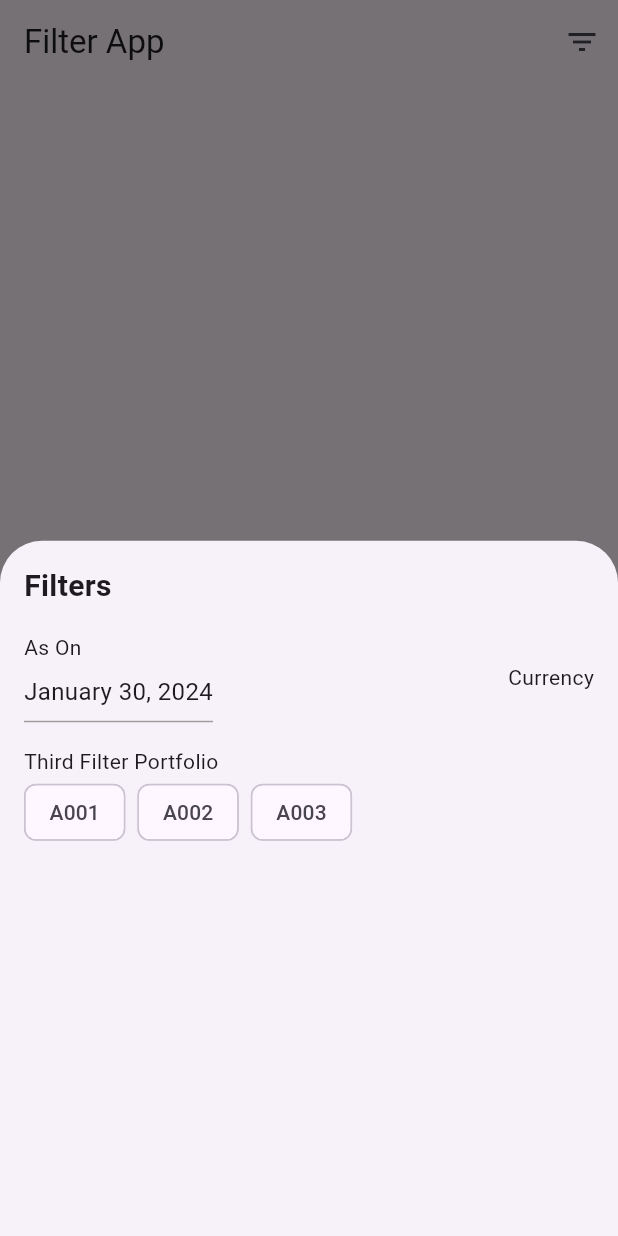
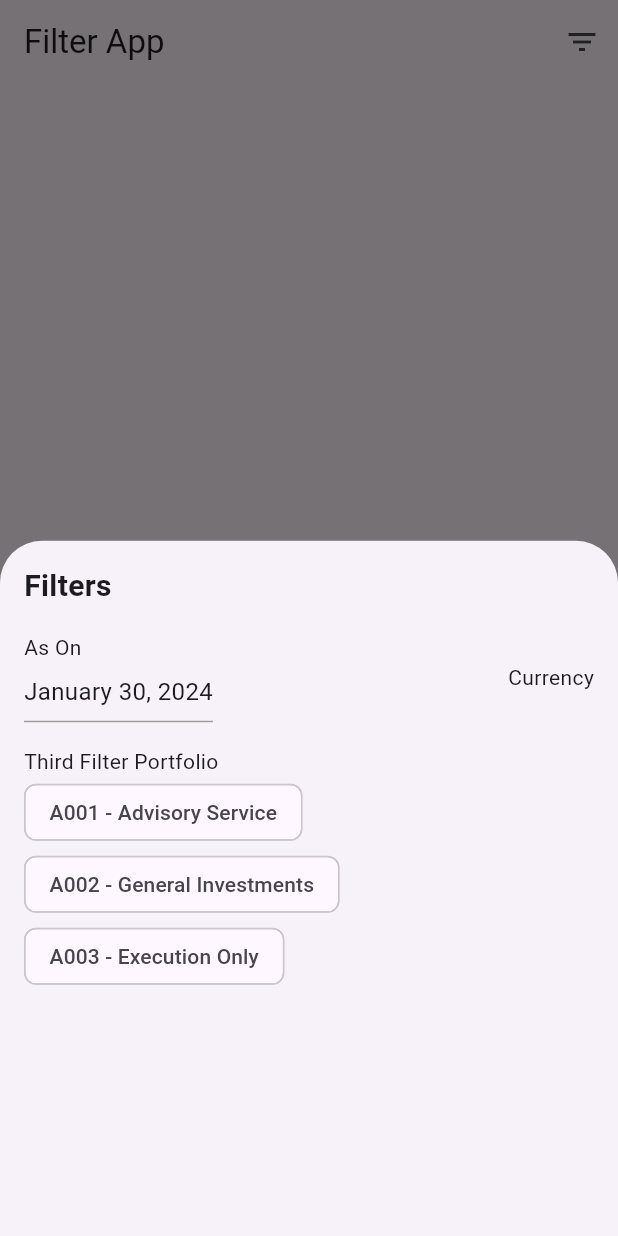
Before and after one commit to duckcommit/featuretestapp, a Flutter app: the screen it shows after launch, after a tap on the "filter list" icon, on a phone screen of 412 x 824 dp. Run offline on Flutter 3.47's test engine with Material 3 defaults, Android fonts, the phone set to English and light mode, and no system bars.

Commit message:
feat: Updated chiplist

```diff
--- a/lib/filter_option.dart
+++ b/lib/filter_option.dart
@@ -95,9 +95,9 @@ class _FilterScreenState extends State<FilterScreen> {
           Wrap(
             spacing: 8.0,
             children: [
-              FilterChipWidget(label: 'A001'),
-              FilterChipWidget(label: 'A002'),
-              FilterChipWidget(label: 'A003'),
+              FilterChipWidget(label: 'A001 - Advisory Service'),
+              FilterChipWidget(label: 'A002 - General Investments'),
+              FilterChipWidget(label: 'A003 - Execution Only'),
             ],
           ),
         ],
```
